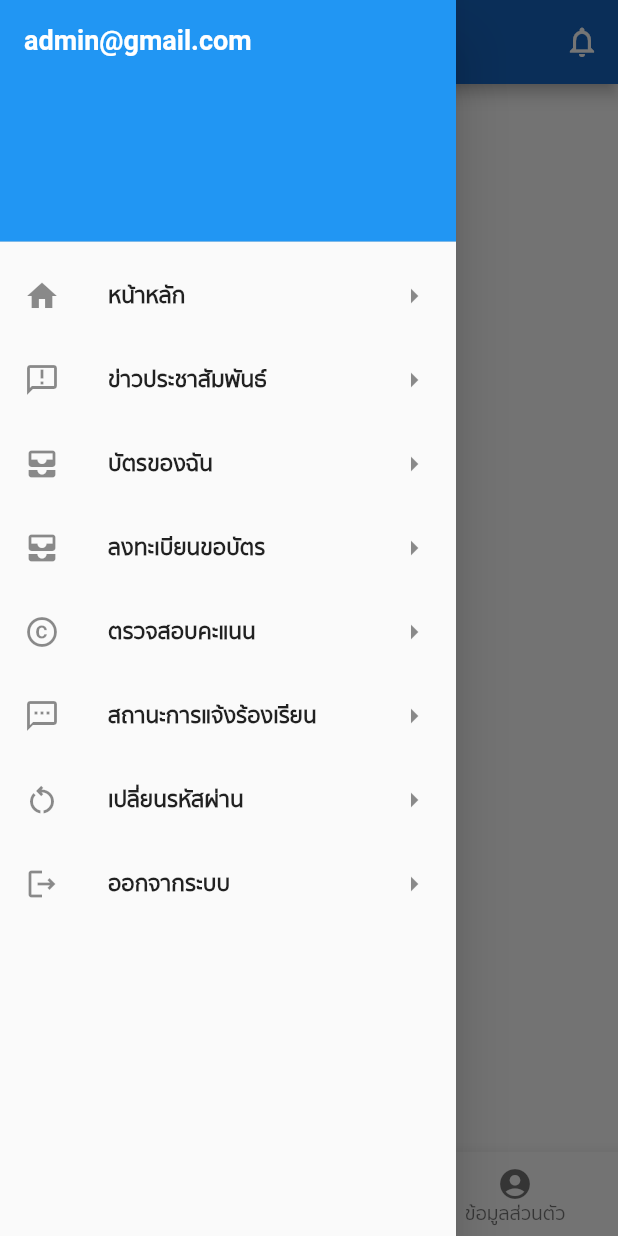
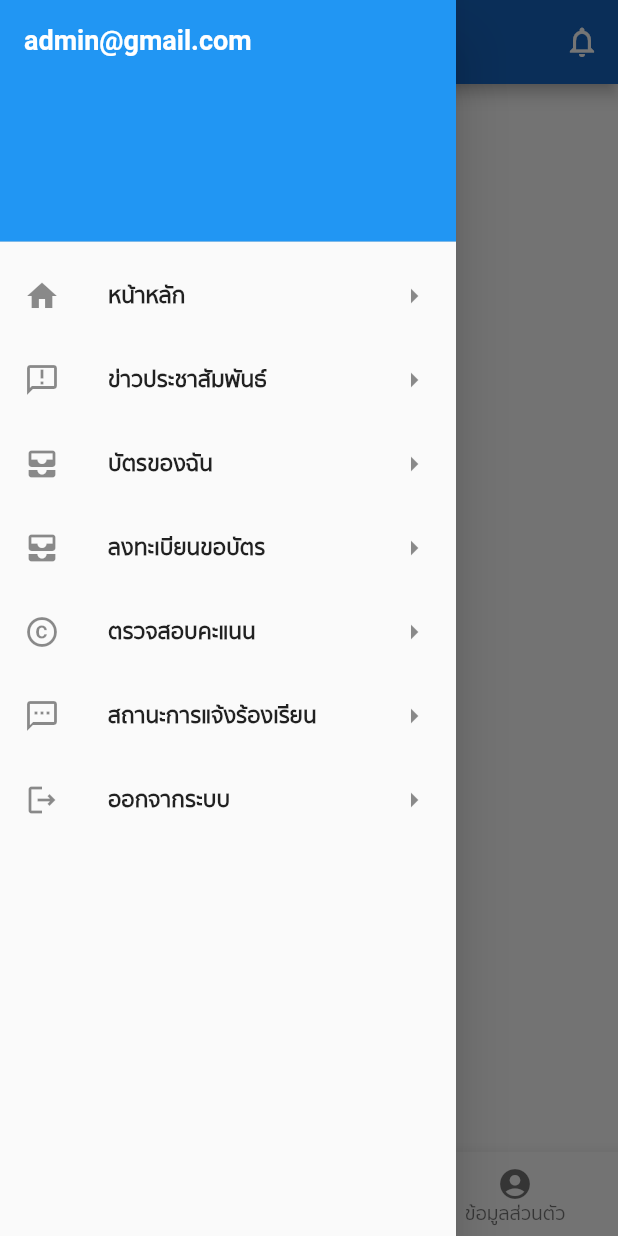
Before and after one commit to ittiwatwhangdee/Anamai, a Flutter app: the MyStatefulWidget screen opened directly, with the side drawer open, on a phone screen of 412 x 824 dp. Run offline on Flutter 3.47's test engine with Material 2 defaults, Android fonts, the phone set to English and light mode, and no system bars; our stand-ins replace font_awesome_flutter.

Commit message:
Update home_page.dart

```diff
--- a/anamai/lib/home_page.dart
+++ b/anamai/lib/home_page.dart
@@ -203,24 +203,24 @@ class _MyStatefulWidgetState extends State<MyStatefulWidget> {
                 );
               },
             ),
-            ListTile(
-              leading: Icon(Icons.restart_alt_outlined),
-              title: const Text(
-                'เปลี่ยนรหัสผ่าน',
-                style: TextStyle(fontWeight: FontWeight.bold),
-              ),
-              trailing: Icon(Icons.arrow_right),
-              onTap: () {
-                // Update the state of the app
-                // ...
-                // Then close the drawer
-                Navigator.push(
-                  context,
-                  MaterialPageRoute(
-                      builder: (context) => const ForgotPasswordPage()),
-                );
-              },
-            ),
+            // ListTile(
+            //   leading: Icon(Icons.restart_alt_outlined),
+            //   title: const Text(
+            //     'เปลี่ยนรหัสผ่าน',
+            //     style: TextStyle(fontWeight: FontWeight.bold),
+            //   ),
+            //   trailing: Icon(Icons.arrow_right),
+            //   onTap: () {
+            //     // Update the state of the app
+            //     // ...
+            //     // Then close the drawer
+            //     Navigator.push(
+            //       context,
+            //       MaterialPageRoute(
+            //           builder: (context) => const ForgotPasswordPage()),
+            //     );
+            //   },
+            // ),
             ListTile(
               leading: Icon(Icons.logout_outlined),
               title: const Text(
```
